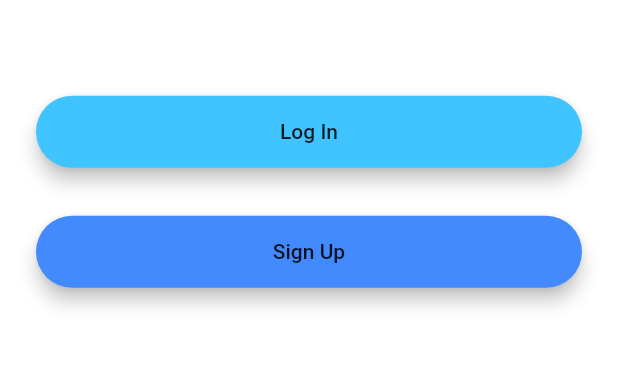
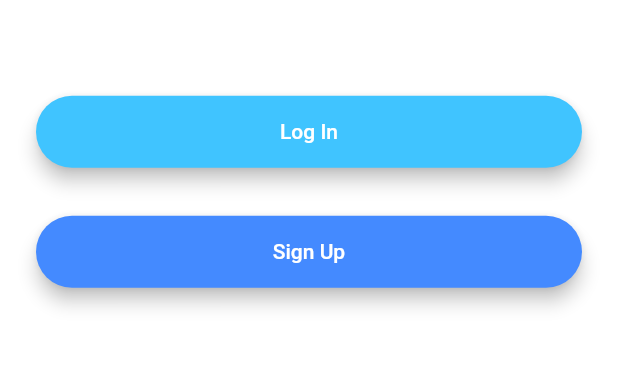
Before and after one commit to hasanalaniIT/iau-chat-flutter, a Flutter app: the screen it shows after launch, on a phone screen of 412 x 824 dp, the part 511-880 px from its top. Run offline on Flutter 3.47's test engine with Material 2 defaults, Android fonts, the phone set to English and light mode, and no system bars; our stand-ins replace animated_text_kit.

Commit message:
Gui improvements Change button text color

```diff
--- a/lib/helpers/main_button.dart
+++ b/lib/helpers/main_button.dart
@@ -24,7 +24,9 @@ class MainButton extends StatelessWidget {
           onPressed: onPressed,
           minWidth: 200.0,
           height: 42.0,
-          child: Text(text),
+          child: Text(text, style:
+          const TextStyle(
+          color: Colors.white,),)
         ),
       ),
     );
```
